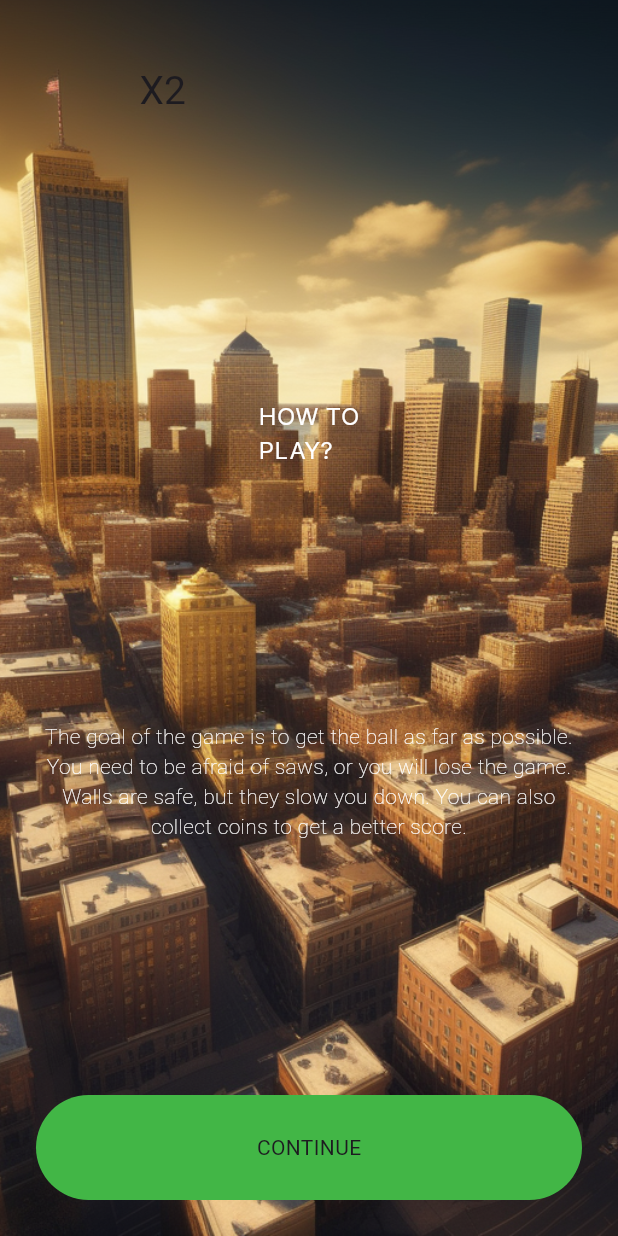
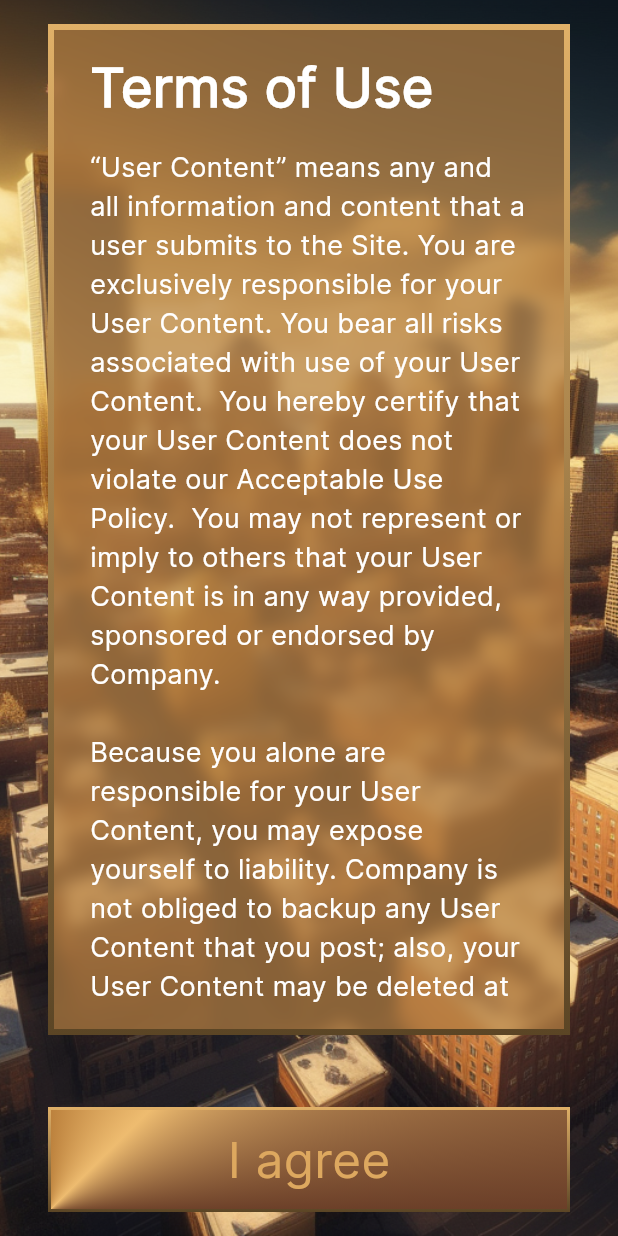
Before and after one commit to Artem-Neludimi/e22, a Flutter app: the screen it shows after launch, on a phone screen of 412 x 824 dp. Run offline on Flutter 3.47's test engine with Material 3 defaults, Android fonts, the phone set to English and light mode, and no system bars; our stand-ins replace bloc_concurrency, carousel_slider, flutter_bloc, go_router, gradient_borders, lottie and 1 more; missing offline and left inert: app_tracking_transparency, flame, flame_audio, flame_bloc, rate_my_app.

Commit message:
terms od use screen

```diff
--- a/lib/core/extensions/rlf_context_extensions_pog.dart
+++ b/lib/core/extensions/rlf_context_extensions_pog.dart
@@ -10,16 +10,15 @@ extension RlfContextExtensionsPog on BuildContext {
     );
   }
 
-  bool get isSE {
-    final size = MediaQuery.sizeOf(this);
-    return size.width <= 400;
-  }
+  double get width => MediaQuery.sizeOf(this).width;
+  double get height => MediaQuery.sizeOf(this).height;
+  bool get isSE => width <= 400;
 
-  TextStyle inter([
+  TextStyle inter({
     double size = 16,
     Color color = Colors.white,
-    FontWeight weight = FontWeight.normal,
-  ]) {
+    FontWeight weight = FontWeight.w500,
+  }) {
     if (isSE) size = size * 0.8;
     return TextStyle(
       fontFamily: 'Inter',
@@ -29,11 +28,11 @@ extension RlfContextExtensionsPog on BuildContext {
     );
   }
 
-  TextStyle sourceSans([
+  TextStyle sourceSans({
     double size = 20,
     Color color = Colors.white,
     FontWeight weight = FontWeight.normal,
-  ]) {
+  }) {
     if (isSE) size = size * 0.8;
     return TextStyle(
       fontFamily: 'SourceSans',
@@ -43,11 +42,11 @@ extension RlfContextExtensionsPog on BuildContext {
     );
   }
 
-  TextStyle berlinSans([
+  TextStyle berlinSans({
     double size = 32,
     Color color = Colors.white,
     FontWeight weight = FontWeight.w800,
-  ]) {
+  }) {
     if (isSE) size = size * 0.8;
     return TextStyle(
       fontFamily: 'BerlinSans',
--- a/lib/core/navigation/sbp_router_jus.dart
+++ b/lib/core/navigation/sbp_router_jus.dart
@@ -3,7 +3,7 @@ import 'package:flutter/material.dart';
 
 import 'package:go_router/go_router.dart';
 
-import '../../presentation/sbp_onboarding_jus.dart';
+import '../../presentation/sbp_terms_of_use_jus.dart';
 
 final _routerKey = GlobalKey<NavigatorState>();
 
@@ -17,15 +17,15 @@ final GoRouter sbpRouterJus = GoRouter(
     ),
     GoRoute(
       parentNavigatorKey: _routerKey,
-      path: SbpRoutesJus.sbpOnboardingJus.path,
-      builder: (context, state) => const SbpOnboardingJus(),
+      path: SbpRoutesJus.termsOfUse.path,
+      builder: (context, state) => const SbpTermsOfUseScreenJus(),
     ),
   ],
 );
 
 enum SbpRoutesJus {
   sbpSplashJus('/'),
-  sbpOnboardingJus('/sbp-onboarding-jus'),
+  termsOfUse('/sbp-terms-of-use-jus'),
   ;
 
   const SbpRoutesJus(this.path);
--- a/lib/game/rlf_game_screen_pog.dart
+++ b/lib/game/rlf_game_screen_pog.dart
@@ -1,7 +1,7 @@
 import 'package:e22/game/rlf_flame_game_pog.dart';
 import 'package:e22/game/rlf_game_bloc_pog.dart';
 import 'package:e22/logic/rlf_app_cubit_pog.dart';
-import 'package:e22/presentation/rlf_widgets_pog.dart';
+import 'package:e22/presentation/sbp_widgets_jus.dart';
 import 'package:flame/game.dart';
 import 'package:flutter/material.dart';
 import 'package:flutter_bloc/flutter_bloc.dart';
--- a/lib/main.dart
+++ b/lib/main.dart
@@ -1,7 +1,7 @@
 import 'package:e22/core/extensions/rlf_context_extensions_pog.dart';
 import 'package:e22/core/navigation/sbp_router_jus.dart';
 import 'package:e22/logic/rlf_app_cubit_pog.dart';
-import 'package:e22/presentation/rlf_widgets_pog.dart';
+import 'package:e22/presentation/sbp_widgets_jus.dart';
 import 'package:flutter/material.dart';
 import 'package:flutter_bloc/flutter_bloc.dart';
 import 'package:shared_preferences/shared_preferences.dart';
--- a/lib/presentation/rlf_menu_pog.dart
+++ b/lib/presentation/rlf_menu_pog.dart
@@ -9,7 +9,7 @@ import 'package:rate_my_app/rate_my_app.dart';
 import 'package:e22/core/assets/gen/assets.gen.dart';
 
 import '../main.dart';
-import 'rlf_widgets_pog.dart';
+import 'sbp_widgets_jus.dart';
 
 class RLFMenuPog extends StatefulWidget {
   const RLFMenuPog({super.key, required this.bottomNavigationBar});
--- a/lib/presentation/rlf_nickname_pog.dart
+++ b/lib/presentation/rlf_nickname_pog.dart
@@ -7,7 +7,7 @@ import 'package:flutter_bloc/flutter_bloc.dart';
 import 'package:e22/core/assets/gen/assets.gen.dart';
 
 import '../logic/rlf_app_cubit_pog.dart';
-import 'rlf_widgets_pog.dart';
+import 'sbp_widgets_jus.dart';
 
 class RLFNicknameScreenPOG extends StatefulWidget {
   const RLFNicknameScreenPOG({super.key});
--- a/lib/presentation/rlf_shop_pog.dart
+++ b/lib/presentation/rlf_shop_pog.dart
@@ -1,6 +1,6 @@
 import 'package:e22/core/extensions/rlf_context_extensions_pog.dart';
 import 'package:e22/logic/rlf_app_cubit_pog.dart';
-import 'package:e22/presentation/rlf_widgets_pog.dart';
+import 'package:e22/presentation/sbp_widgets_jus.dart';
 import 'package:carousel_slider/carousel_slider.dart';
 import 'package:flutter/material.dart';
 import 'package:flutter_bloc/flutter_bloc.dart';
--- a/lib/presentation/sbp_onboarding_jus.dart
+++ /dev/null
@@ -1,63 +0,0 @@
-import 'package:e22/core/extensions/rlf_context_extensions_pog.dart';
-import 'package:e22/presentation/rlf_widgets_pog.dart';
-import 'package:flutter/material.dart';
-
-import 'package:e22/core/assets/gen/assets.gen.dart';
-
-class SbpOnboardingJus extends StatelessWidget {
-  const SbpOnboardingJus({super.key});
-
-  @override
-  Widget build(BuildContext context) {
-    return Scaffold(
-      body: Container(
-        height: double.infinity,
-        width: double.infinity,
-        decoration: BoxDecoration(
-          image: DecorationImage(
-            image: Assets.images.sbpOnboardingBg1Jus.provider(),
-            fit: BoxFit.cover,
-          ),
-        ),
-        child: SafeArea(
-          child: Padding(
-            padding: const EdgeInsets.all(24),
-            child: Column(
-              mainAxisAlignment: MainAxisAlignment.spaceBetween,
-              crossAxisAlignment: CrossAxisAlignment.center,
-              children: [
-                // Assets.images.rlfGameOverviewPog.image(),
-                RLFGameButtonsPOG(
-                  boostOnPressed: () {},
-                  leftOnPressed: () {},
-                  rightOnPressed: () {},
-                  trampolineOnPressed: () {},
-                ),
-                Text(
-                  'HOW TO\nPLAY?',
-                  style: context.inter(),
-                ),
-                Text(
-                  'The goal of the game is to get the ball as far as possible. You need to be afraid of saws, or you will lose the game. Walls are safe, but they slow you down. You can also collect coins to get a better score.',
-                  textAlign: TextAlign.center,
-                  style: Theme.of(context).textTheme.bodyMedium!.copyWith(
-                        color: const Color.fromRGBO(255, 255, 255, 1),
-                        fontWeight: FontWeight.w100,
-                      ),
-                ),
-                SizedBox(
-                  height: context.isSE ? 55 : 70,
-                  width: double.infinity,
-                  child: RLFAppButtonPOG(
-                    onPressed: () => Navigator.of(context).pushReplacementNamed('/rlf-menu-pog'),
-                    child: Text('CONTINUE', style: Theme.of(context).textTheme.bodyMedium),
-                  ),
-                )
-              ],
-            ),
-          ),
-        ),
-      ),
-    );
-  }
-}
--- a/lib/presentation/sbp_splash_jus.dart
+++ b/lib/presentation/sbp_splash_jus.dart
@@ -50,7 +50,7 @@ class _SbpSplashScreenJusState extends State<SbpSplashScreenJus> {
 
   Future<void> _sbpHandleNavigationJus() async {
     await Future.delayed(const Duration(seconds: 2));
-    SbpRoutesJus.sbpOnboardingJus.go(context);
+    SbpRoutesJus.termsOfUse.go(context);
   }
 
   Future<void> _sbpInitDependenciesJus() async {
--- /dev/null
+++ b/lib/presentation/sbp_terms_of_use_jus.dart
@@ -0,0 +1,71 @@
+import 'package:e22/core/extensions/rlf_context_extensions_pog.dart';
+import 'package:flutter/material.dart';
+
+import 'package:e22/core/assets/gen/assets.gen.dart';
+
+import 'sbp_widgets_jus.dart';
+
+class SbpTermsOfUseScreenJus extends StatelessWidget {
+  const SbpTermsOfUseScreenJus({super.key});
+
+  @override
+  Widget build(BuildContext context) {
+    return Scaffold(
+      body: Container(
+        height: double.infinity,
+        width: double.infinity,
+        decoration: BoxDecoration(
+          image: DecorationImage(
+            image: Assets.images.sbpOnboardingBg1Jus.provider(),
+            fit: BoxFit.cover,
+          ),
+        ),
+        child: SafeArea(
+          child: Padding(
+            padding: const EdgeInsets.symmetric(horizontal: 32, vertical: 16),
+            child: Column(
+              crossAxisAlignment: CrossAxisAlignment.stretch,
+              children: [
+                Expanded(
+                  child: SbpBoardJus(
+                    child: Padding(
+                      padding: const EdgeInsets.symmetric(horizontal: 24, vertical: 12),
+                      child: SingleChildScrollView(
+                        child: Column(
+                          crossAxisAlignment: CrossAxisAlignment.stretch,
+                          children: [
+                            Text(
+                              'Terms of Use',
+                              style: context.inter(size: 36, weight: FontWeight.bold),
+                            ),
+                            const SizedBox(height: 16),
+                            Text(
+                              '''“User Content” means any and all information and content that a user submits to the Site. You are exclusively responsible for your User Content. You bear all risks associated with use of your User Content.  You hereby certify that your User Content does not violate our Acceptable Use Policy.  You may not represent or imply to others that your User Content is in any way provided, sponsored or endorsed by Company.
+
+Because you alone are responsible for your User Content, you may expose yourself to liability. Company is not obliged to backup any User Content that you post; also, your User Content may be deleted at any time without prior notice to you. You are solely responsible for making your own backup copies of your User Content if you desire.
+
+You hereby grant to Company an irreversible, nonexclusive, royalty-free and fully paid, worldwide license to reproduce, distribute, publicly display and perform, prepare derivative works of, incorporate into other works, and otherwise use and exploit your User Content, and to grant sublicenses of the foregoing rights, solely for the purposes of including your User Content in the Site.  You hereby irreversibly waive any claims and assertions of moral rights or attribution with respect to your User Content.''',
+                              style: context.inter(size: 18),
+                            ),
+                          ],
+                        ),
+                      ),
+                    ),
+                  ),
+                ),
+                const SizedBox(height: 48),
+                SbpButtonJus(
+                  // onPressed: () => SbpRoutesJus.nickname.go(context),
+                  child: Text(
+                    'I agree',
+                    style: context.inter(size: 33, color: const Color.fromRGBO(221, 168, 95, 1)),
+                  ),
+                ),
+              ],
+            ),
+          ),
+        ),
+      ),
+    );
+  }
+}
--- a/lib/presentation/rlf_widgets_pog.dart
+++ b/lib/presentation/sbp_widgets_jus.dart
@@ -1,8 +1,11 @@
+import 'dart:ui';
+
 import 'package:e22/core/extensions/rlf_context_extensions_pog.dart';
 import 'package:flutter/cupertino.dart';
 import 'package:flutter/material.dart';
 
 import 'package:e22/core/assets/gen/assets.gen.dart';
+import 'package:gradient_borders/gradient_borders.dart';
 
 import '../main.dart';
 import 'rlf_menu_pog.dart';
@@ -167,7 +170,7 @@ class RLFBottomNavigationBarPOG extends StatelessWidget {
                   ? 2
                   : 0,
       elevation: 0,
-      items: [
+      items: const [
         // BottomNavigationBarItem(
         //   icon: Padding(
         //     padding: const EdgeInsets.all(4),
@@ -215,3 +218,85 @@ Future<void> _noTransitionAnimation(BuildContext context, Widget screen) async {
     ),
   );
 }
+
+class SbpButtonJus extends StatelessWidget {
+  const SbpButtonJus({
+    super.key,
+    this.onPressed,
+    this.child,
+  });
+  final VoidCallback? onPressed;
+  final Widget? child;
+  @override
+  Widget build(BuildContext context) {
+    return GestureDetector(
+      onTap: onPressed,
+      child: Container(
+        height: context.isSE ? 55 : 70,
+        decoration: const BoxDecoration(
+          gradient: SweepGradient(
+            center: Alignment.bottomLeft,
+            colors: [
+              Color.fromRGBO(227, 164, 85, 1),
+              Color.fromRGBO(246, 219, 166, 1),
+              Color.fromRGBO(255, 235, 195, 1),
+              Color.fromRGBO(240, 190, 121, 1),
+              Color.fromRGBO(143, 101, 59, 1),
+              Color.fromRGBO(131, 80, 48, 1),
+              Color.fromRGBO(186, 127, 59, 1),
+              Color.fromRGBO(238, 188, 112, 1),
+              Color.fromRGBO(106, 62, 40, 1),
+            ],
+          ),
+          border: GradientBoxBorder(
+            width: 2,
+            gradient: LinearGradient(
+              begin: Alignment.topCenter,
+              end: Alignment.bottomCenter,
+              colors: [
+                Color.fromRGBO(224, 176, 104, 1),
+                Color.fromRGBO(91, 69, 37, 1),
+              ],
+            ),
+          ),
+        ),
+        child: Center(child: child),
+      ),
+    );
+  }
+}
+
+class SbpBoardJus extends StatelessWidget {
+  const SbpBoardJus({
+    super.key,
+    this.child,
+  });
+
+  final Widget? child;
+
+  @override
+  Widget build(BuildContext context) {
+    return ClipRRect(
+      child: BackdropFilter(
+        filter: ImageFilter.blur(sigmaX: 5, sigmaY: 5),
+        child: Container(
+          decoration: const BoxDecoration(
+            color: Color.fromRGBO(182, 128, 66, 0.7),
+            border: GradientBoxBorder(
+              width: 4,
+              gradient: LinearGradient(
+                begin: Alignment.topCenter,
+                end: Alignment.bottomCenter,
+                colors: [
+                  Color.fromRGBO(224, 176, 104, 1),
+                  Color.fromRGBO(91, 69, 37, 1),
+                ],
+              ),
+            ),
+          ),
+          child: child,
+        ),
+      ),
+    );
+  }
+}
--- a/pubspec.yaml
+++ b/pubspec.yaml
@@ -23,6 +23,7 @@ dependencies:
   lottie: ^3.0.0
   app_tracking_transparency: ^2.0.4
   go_router: ^13.1.0
+  gradient_borders: ^1.0.0
 
 dev_dependencies:
   flutter_test:
```
Also changed, not shown: pubspec.lock.
